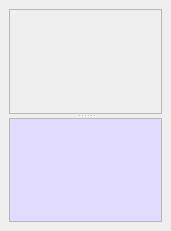
Old version of the form editor/ui/Comment.ui in the repository cc-archive/pootle.
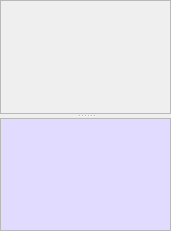
New version of the form.

The edit to the form file:
```diff
--- a/editor/ui/Comment.ui
+++ b/editor/ui/Comment.ui
@@ -34,7 +34,7 @@
   </property>
   <layout class="QGridLayout" >
    <property name="margin" >
-    <number>9</number>
+    <number>0</number>
    </property>
    <property name="spacing" >
     <number>6</number>
```
